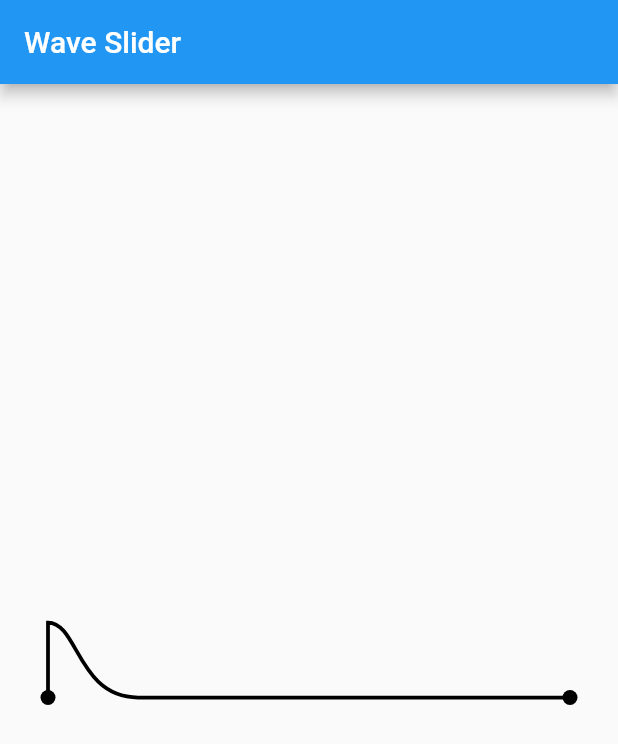
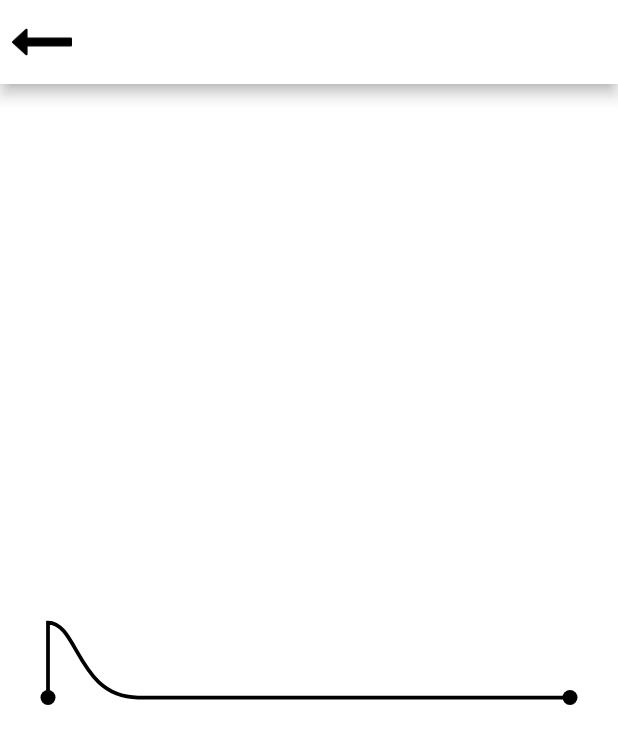
Before and after one commit to kotrotko/slider, a Flutter app: the screen it shows after launch, on a phone screen of 412 x 824 dp. Shown: the top 744 px of the screen. Run offline on Flutter 3.47's test engine with Material 2 defaults, Android fonts, the phone set to English and light mode, and no system bars.

Commit message:
long arrow left added

```diff
--- a/lib/main.dart
+++ b/lib/main.dart
@@ -1,4 +1,5 @@
 import 'package:flutter/material.dart';
+
 import 'package:slider/wave_slider.dart';
 
 void main() =>
@@ -18,14 +19,18 @@ class _WaveAppState extends State<WaveApp> {
   Widget build(BuildContext context) {
     return Scaffold(
         appBar: AppBar(
-          title: Text("Wave Slider"),
+          leading: Padding(
+              padding: EdgeInsets.all(8.0),
+              child: Image(image: AssetImage("assets/long-arrow-pointing-to-left.png"))),
+          backgroundColor: Colors.white,
         ),
         body: Container(
           padding: EdgeInsets.all(32.0),
+          color: Colors.white,
           child: Center(
             child: WaveSlider(),
             ),
           ),
-      );
+    );
   }
 }
```
Also changed, not shown: pubspec.yaml (+2 -16 lines), assets/long-arrow-pointing-to-left.png (added).
